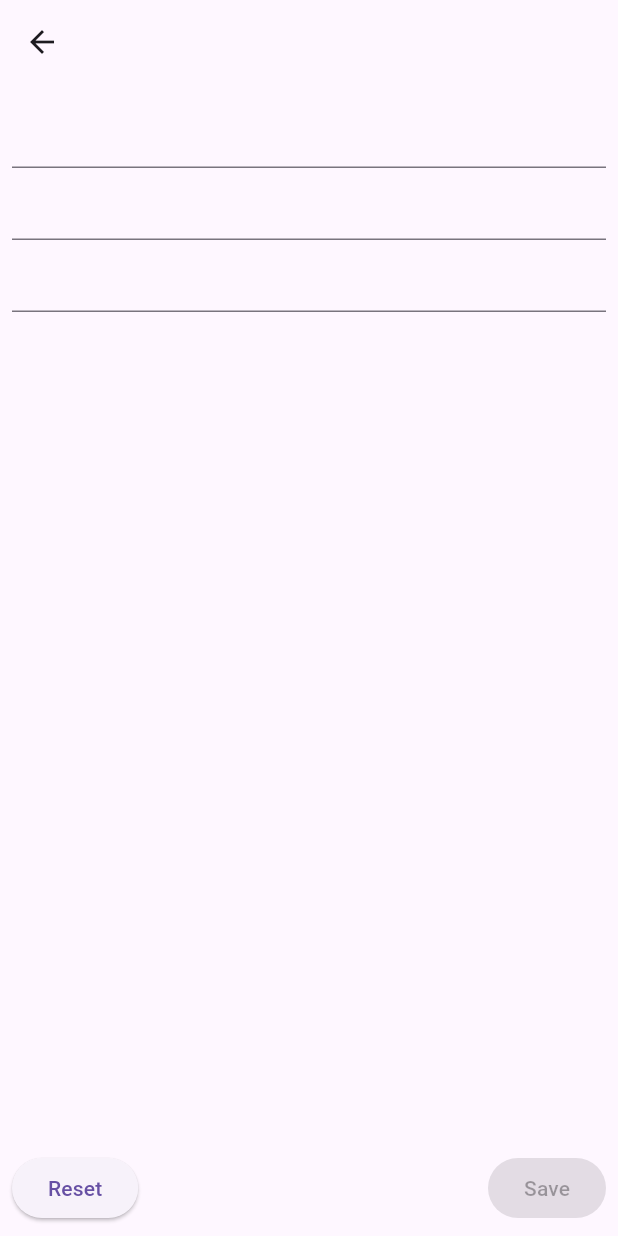
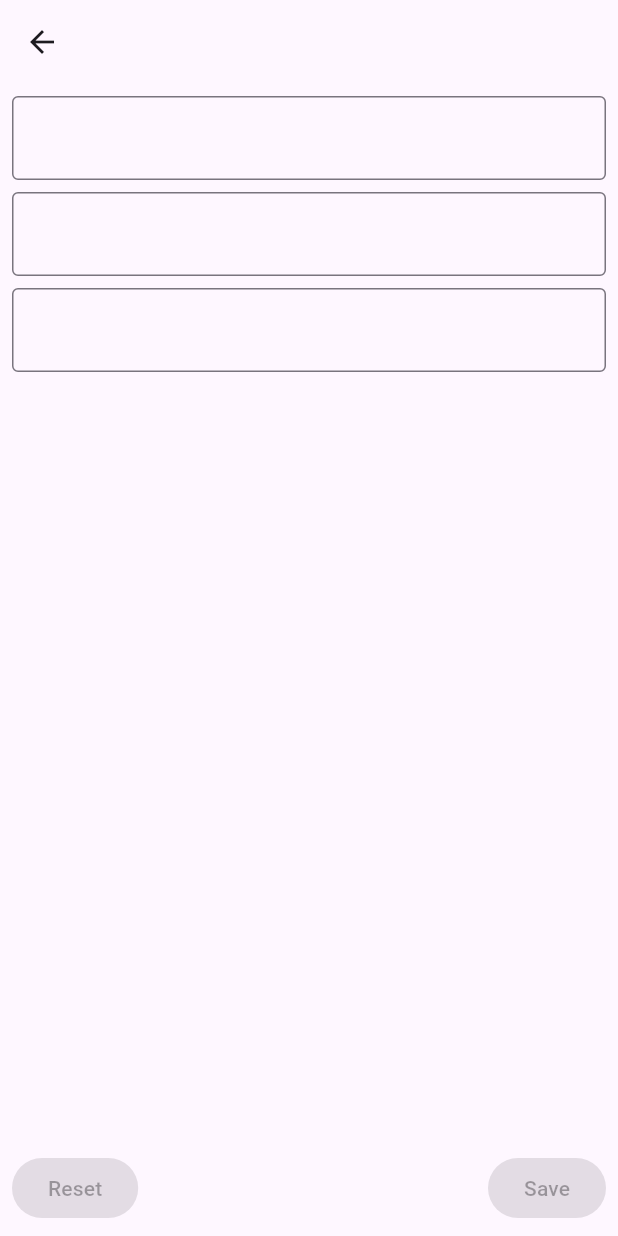
Before and after one commit to sangam-giri/flutter-forms, a Flutter app: the screen it shows after launch, after a tap on "Profile Page", on a phone screen of 412 x 824 dp. Run offline on Flutter 3.47's test engine with Material 3 defaults, Android fonts, the phone set to English and light mode, and no system bars; our stand-ins replace equatable, flutter_bloc.

Commit message:
fix: extract TextField and BottomNavigationBar

```diff
--- /dev/null
+++ b/lib/src/core/widgets/custom_bottom_navbar.dart
@@ -0,0 +1,20 @@
+import 'package:flutter/material.dart';
+
+class CustomBottomNavigationBar extends StatelessWidget {
+  const CustomBottomNavigationBar({super.key, required this.child});
+
+  final Widget child;
+
+  @override
+  Widget build(BuildContext context) {
+    return AnimatedPadding(
+      duration: const Duration(milliseconds: 200),
+      padding: EdgeInsets.only(
+        bottom: MediaQuery.of(context).viewInsets.bottom + 8,
+        left: 8,
+        right: 8,
+      ),
+      child: child,
+    );
+  }
+}
--- /dev/null
+++ b/lib/src/core/widgets/custom_textfield.dart
@@ -0,0 +1,32 @@
+import 'package:flutter/material.dart';
+
+class CustomTextField extends StatelessWidget {
+  const CustomTextField({
+    required this.controller,
+    required this.onChanged,
+    super.key,
+  });
+
+  final TextEditingController controller;
+  final ValueChanged<String> onChanged;
+
+  @override
+  Widget build(BuildContext context) {
+    return TextFormField(
+      controller: controller,
+      decoration: InputDecoration(
+        border: OutlineInputBorder(),
+
+        errorStyle: TextStyle(color: Colors.transparent, height: 0),
+      ),
+      autovalidateMode: AutovalidateMode.onUserInteraction,
+      validator: (value) {
+        if (controller.text.isEmpty) {
+          return '';
+        }
+        return null;
+      },
+      onChanged: onChanged,
+    );
+  }
+}
--- a/lib/src/features/profile/presentation/bloc/profile_bloc.dart
+++ b/lib/src/features/profile/presentation/bloc/profile_bloc.dart
@@ -67,6 +67,7 @@ class ProfileBloc extends Bloc<ProfileEvent, ProfileState> {
     emit(state.copyWith(profileStatus: AppStatus.loading));
 
     await Future.delayed(Duration(seconds: 3));
+    emit(state.copyWith(profileStatus: AppStatus.successful));
     emit(state.copyWith(profileStatus: AppStatus.completed));
   }
 }
--- a/lib/src/features/profile/presentation/bloc/profile_state.dart
+++ b/lib/src/features/profile/presentation/bloc/profile_state.dart
@@ -8,8 +8,8 @@ final class ProfileState extends Equatable {
   final AppStatus submitStatus;
 
   const ProfileState({
-    this.initialForm,
-    this.form,
+    this.initialForm = const Profile(),
+    this.form = const Profile(),
     this.formStatus = AppStatus.initial,
     this.submitStatus = AppStatus.initial,
     this.toggleAddress = false,
--- a/lib/src/features/profile/presentation/profile_screen.dart
+++ b/lib/src/features/profile/presentation/profile_screen.dart
@@ -1,6 +1,8 @@
 import 'package:flutter/material.dart';
 import 'package:flutter_bloc/flutter_bloc.dart';
 import 'package:forms_example/src/core/enums/app_status.dart';
+import 'package:forms_example/src/core/widgets/custom_bottom_navbar.dart';
+import 'package:forms_example/src/core/widgets/custom_textfield.dart';
 import 'package:forms_example/src/features/profile/domain/entity/profile.dart';
 import 'package:forms_example/src/features/profile/presentation/bloc/profile_bloc.dart';
 
@@ -12,9 +14,11 @@ class ProfileScreen extends StatefulWidget {
 }
 
 class _ProfileScreenState extends State<ProfileScreen> {
+  final GlobalKey<FormState> _formKey = GlobalKey<FormState>();
   late final TextEditingController _nameController;
   late final TextEditingController _emailController;
   late final TextEditingController _addressController;
+
   @override
   void initState() {
     _nameController = TextEditingController();
@@ -94,7 +98,7 @@ class _ProfileScreenState extends State<ProfileScreen> {
                       ScaffoldMessenger.of(context).showSnackBar(
                         SnackBar(
                           backgroundColor: Colors.green,
-                          content: Text('Failed'),
+                          content: Text('Successful'),
                         ),
                       );
                     default:
@@ -113,52 +117,31 @@ class _ProfileScreenState extends State<ProfileScreen> {
                 return Column(
                   children: [
                     Form(
+                      key: _formKey,
                       child: Padding(
                         padding: const EdgeInsets.all(8.0),
                         child: Column(
                           children: [
-                            TextFormField(
+                            CustomTextField(
                               controller: _nameController,
-                              autovalidateMode:
-                                  AutovalidateMode.onUserInteraction,
-                              validator: (value) {
-                                if (_nameController.text.isEmpty) {
-                                  return 'Cannot be empty';
-                                }
-                                return null;
-                              },
                               onChanged: (value) {
                                 context.read<ProfileBloc>().add(
                                   ProfileFormUpdated(name: value),
                                 );
                               },
                             ),
-                            TextFormField(
+                            SizedBox(height: 8),
+                            CustomTextField(
                               controller: _emailController,
-                              autovalidateMode:
-                                  AutovalidateMode.onUserInteraction,
-                              validator: (value) {
-                                if (_emailController.text.isEmpty) {
-                                  return 'Cannot be empty';
-                                }
-                                return null;
-                              },
                               onChanged: (value) {
                                 context.read<ProfileBloc>().add(
                                   ProfileFormUpdated(email: value),
                                 );
                               },
                             ),
-                            TextFormField(
+                            SizedBox(height: 8),
+                            CustomTextField(
                               controller: _addressController,
-                              autovalidateMode:
-                                  AutovalidateMode.onUserInteraction,
-                              validator: (value) {
-                                if (_addressController.text.isEmpty) {
-                                  return 'Cannot be empty';
-                                }
-                                return null;
-                              },
                               onChanged: (value) {
                                 context.read<ProfileBloc>().add(
                                   ProfileFormUpdated(address: value),
@@ -175,32 +158,34 @@ class _ProfileScreenState extends State<ProfileScreen> {
             ),
           ),
           bottomNavigationBar: BlocBuilder<ProfileBloc, ProfileState>(
+            buildWhen: (previous, current) =>
+                previous.isDirty != current.isDirty,
             builder: (context, state) {
               final isDirty = state.isDirty;
 
-              return AnimatedPadding(
-                duration: const Duration(milliseconds: 200),
-                padding: EdgeInsets.only(
-                  bottom: MediaQuery.of(context).viewInsets.bottom + 8,
-                  left: 8,
-                  right: 8,
-                ),
+              return CustomBottomNavigationBar(
                 child: Row(
                   mainAxisAlignment: MainAxisAlignment.spaceBetween,
                   children: [
                     ElevatedButton(
-                      onPressed: () {
-                        context.read<ProfileBloc>().add(ProfileFormResetted());
-                        _setup(state);
-                      },
+                      onPressed: isDirty
+                          ? () {
+                              context.read<ProfileBloc>().add(
+                                ProfileFormResetted(),
+                              );
+                              _setup(state);
+                            }
+                          : null,
                       child: Text('Reset'),
                     ),
                     ElevatedButton(
                       onPressed: isDirty
                           ? () {
-                              context.read<ProfileBloc>().add(
-                                ProfileSubmitted(),
-                              );
+                              if (_formKey.currentState!.validate()) {
+                                context.read<ProfileBloc>().add(
+                                  ProfileSubmitted(),
+                                );
+                              }
                             }
                           : null,
                       child: Text('Save'),
```
